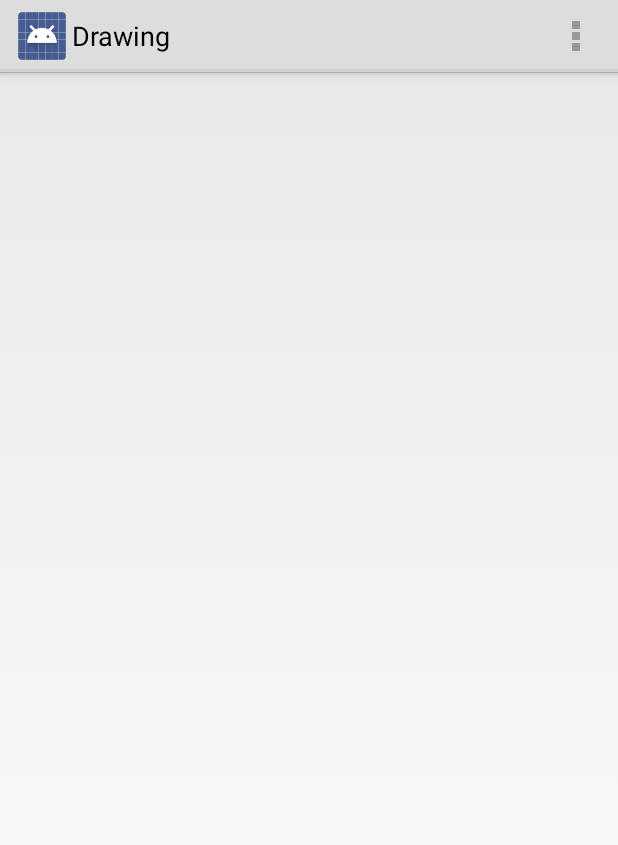
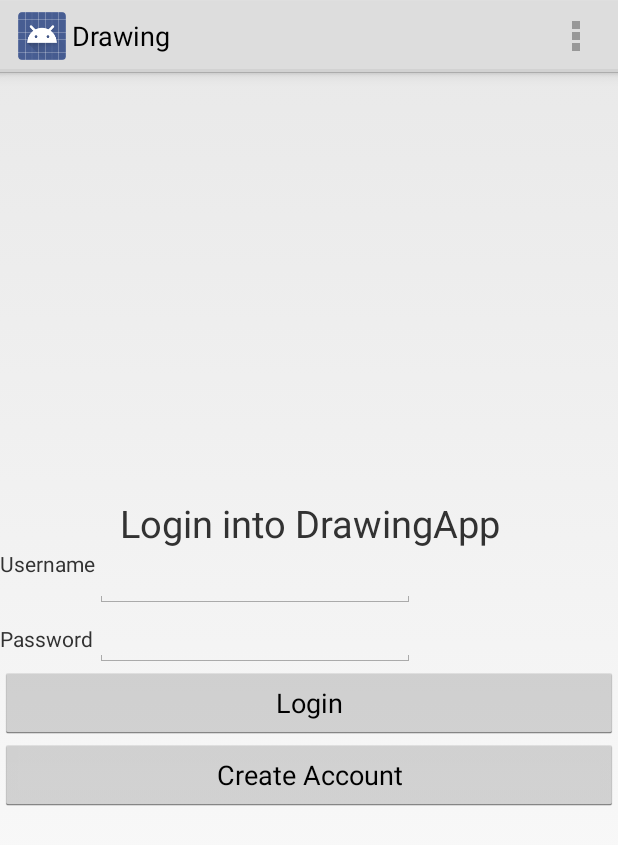
Before and after one commit to benrs/OOProject, an Android app: the screen it shows after launch (MainActivity before the commit, LoginActivity after it), on a phone screen of 412 x 824 dp. Shown: the top 845 px of the screen. Run offline under Robolectric (Android 15) with nearby library versions, the light colour scheme and no system bars.

Commit message:
Pushing android code

```diff
--- /dev/null
+++ b/AndroidCode/app/src/main/java/ca/qc/johnabbott/cs603/LoginActivity.java
@@ -0,0 +1,76 @@
+package ca.qc.johnabbott.cs603;
+
+import android.app.Activity;
+import android.content.Intent;
+import android.support.v7.app.ActionBarActivity;
+import android.os.Bundle;
+import android.view.Menu;
+import android.view.MenuItem;
+import android.view.View;
+import android.widget.Button;
+import android.widget.EditText;
+
+
+public class LoginActivity extends Activity {
+
+    @Override
+    protected void onCreate(Bundle savedInstanceState) {
+        super.onCreate(savedInstanceState);
+        setContentView(R.layout.activity_login);
+        EditText username = (EditText)this.findViewById(R.id.etUsername);
+        EditText password = (EditText)this.findViewById(R.id.etPassword);
+        Button login = (Button)this.findViewById(R.id.btnLogin);
+        Button createAcc = (Button)this.findViewById(R.id.btnCreateAccount);
+        login.setOnClickListener(aClick);
+        createAcc.setOnClickListener(aClick);
+        Intent i = new Intent(this, MainActivity.class);
+        //Intent i = getIntent();
+    }
+
+    View.OnClickListener aClick= new View.OnClickListener() {
+        @Override
+        public void onClick(View v) {
+            switch (v.getId()) {
+                case R.id.btnLogin:
+                    startMainActivity();
+                    break;
+                case R.id.btnCreateAccount:
+                    startCreateAccountActivity();
+                    break;
+
+            }
+        }
+    };
+    public void startMainActivity()
+    {
+        Intent i = new Intent(this, MainActivity.class);
+        startActivity(i);
+    }
+
+    public void startCreateAccountActivity()
+    {
+        Intent i = new Intent(this, CreateAccountActivity.class);
+        startActivity(i);
+    }
+    @Override
+    public boolean onCreateOptionsMenu(Menu menu) {
+        // Inflate the menu; this adds items to the action bar if it is present.
+        getMenuInflater().inflate(R.menu.menu_login_activity2, menu);
+        return true;
+    }
+
+    @Override
+    public boolean onOptionsItemSelected(MenuItem item) {
+        // Handle action bar item clicks here. The action bar will
+        // automatically handle clicks on the Home/Up button, so long
+        // as you specify a parent activity in AndroidManifest.xml.
+        int id = item.getItemId();
+
+        //noinspection SimplifiableIfStatement
+        if (id == R.id.action_settings) {
+            return true;
+        }
+
+        return super.onOptionsItemSelected(item);
+    }
+}
--- /dev/null
+++ b/AndroidCode/app/src/main/res/layout/activity_login.xml
@@ -0,0 +1,90 @@
+<?xml version="1.0" encoding="utf-8"?>
+<RelativeLayout android:layout_width="fill_parent"
+    android:layout_height="fill_parent"
+    xmlns:android="http://schemas.android.com/apk/res/android">
+
+    <LinearLayout
+        android:layout_width="fill_parent"
+        android:layout_height="fill_parent"
+        android:layout_centerHorizontal="true"
+        android:layout_centerVertical="true"
+        android:orientation="vertical"
+        android:layout_centerInParent="true"
+        >
+
+        <TableLayout
+            android:layout_width="match_parent"
+            android:layout_height="match_parent"
+            android:gravity="center_vertical"
+            >
+
+            <TextView
+                android:layout_width="wrap_content"
+                android:layout_height="wrap_content"
+                android:text="Login into DrawingApp"
+                android:id="@+id/textView"
+                android:gravity="center_horizontal"
+                android:textSize="25dp" />
+
+            <TableRow
+                android:layout_width="fill_parent"
+                android:layout_height="fill_parent">
+
+                <TextView
+                    android:layout_width="wrap_content"
+                    android:layout_height="wrap_content"
+                    android:text="Username"
+                    android:id="@+id/textView4" />
+
+                <EditText
+                    android:layout_width="wrap_content"
+                    android:layout_height="wrap_content"
+                    android:id="@+id/etUsername"
+                    android:layout_gravity="right"
+                    android:ems="10"
+                    android:layout_column="1" />
+            </TableRow>
+
+            <TableRow
+                android:layout_width="fill_parent"
+                android:layout_height="fill_parent">
+
+                <TextView
+                    android:layout_width="wrap_content"
+                    android:layout_height="wrap_content"
+                    android:text="Password"
+                    android:id="@+id/textView6" />
+
+                <EditText
+                    android:layout_width="wrap_content"
+                    android:layout_height="wrap_content"
+                    android:inputType="textPassword"
+                    android:ems="10"
+                    android:id="@+id/etPassword"
+                    android:layout_column="1" />
+            </TableRow>
+
+            <TableRow
+                android:layout_width="fill_parent"
+                android:layout_height="fill_parent">
+
+            </TableRow>
+
+            <Button
+                android:layout_width="wrap_content"
+                android:layout_height="wrap_content"
+                android:text="Login"
+                android:id="@+id/btnLogin"
+                android:layout_gravity="center_horizontal" />
+
+            <Button
+                android:layout_width="wrap_content"
+                android:layout_height="wrap_content"
+                android:text="Create Account"
+                android:id="@+id/btnCreateAccount"
+                android:layout_gravity="center_horizontal" />
+        </TableLayout>
+
+    </LinearLayout>
+
+</RelativeLayout>
--- a/AndroidCode/app/src/main/res/menu/activity_main.xml
+++ b/AndroidCode/app/src/main/res/menu/activity_main.xml
@@ -6,4 +6,7 @@
 <item android:id="@+id/menu_tools"
     android:title="Tools"
     app:showAsAction="always"/>
+<item android:id="@+id/Login"
+    android:title="Login"
+    app:showAsAction="always"/>
 </menu>
--- /dev/null
+++ b/AndroidCode/app/src/main/res/menu/menu_login_activity2.xml
@@ -0,0 +1,7 @@
+<menu xmlns:android="http://schemas.android.com/apk/res/android"
+    xmlns:app="http://schemas.android.com/apk/res-auto"
+    xmlns:tools="http://schemas.android.com/tools"
+    tools:context="ca.qc.johnabbott.cs603.LoginActivity">
+    <item android:id="@+id/action_settings" android:title="@string/action_settings"
+        android:orderInCategory="100" app:showAsAction="never" />
+</menu>
--- a/AndroidCode/app/src/main/res/values/strings.xml
+++ b/AndroidCode/app/src/main/res/values/strings.xml
@@ -17,5 +17,9 @@
     <string name="tools_dialog_title">Configure Tool</string>
     <string name="colour_chooser_dialog_title">Choose Colour</string>
     <string name="width_done">Set</string>
+    <string name="title_activity_login_activity2">LoginActivity2</string>
+    <string name="hello_world">Hello world!</string>
+    <string name="action_settings">Settings</string>
+    <string name="title_activity_create_account">CreateAccountActivity</string>
 
 </resources>
```
Also changed, not shown: AndroidCode/app/src/main/AndroidManifest.xml (+10 -3 lines), AndroidCode/app/src/main/java/ca/qc/johnabbott/cs603/CreateAccountActivity.java (added, +60 -0 lines), AndroidCode/app/src/main/java/ca/qc/johnabbott/cs603/MainActivity.java (+9 -0 lines), AndroidCode/app/src/main/res/layout/activity_create_account.xml (added, +85 -0 lines), AndroidCode/app/src/main/res/layout/activity_create_account2.xml (added, +12 -0 lines), AndroidCode/app/src/main/res/menu/menu_create_account.xml (added, +7 -0 lines), 8 other files.
